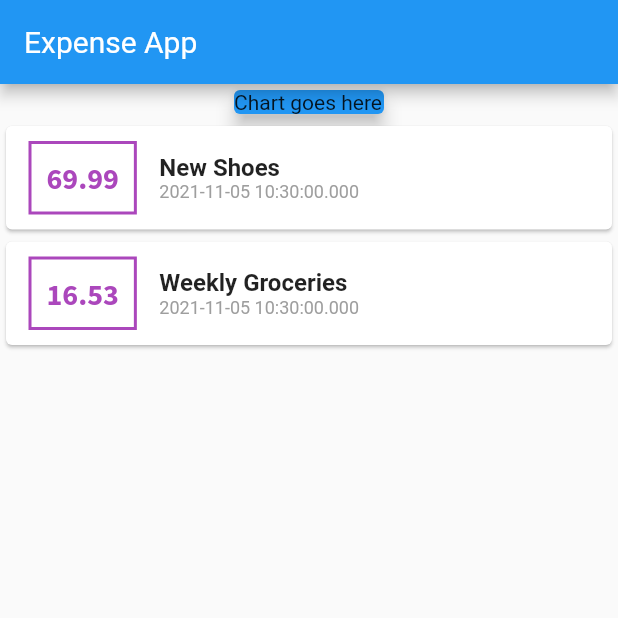
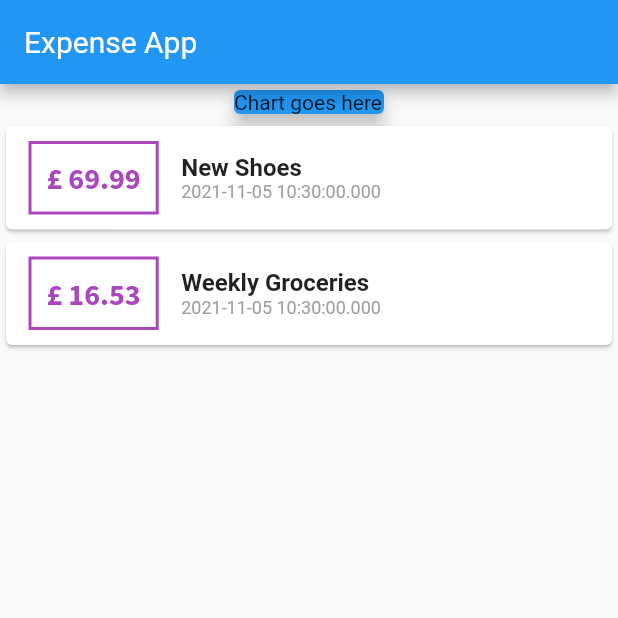
Before and after one commit to alexmisnovs/expense_tracker, a Flutter app: the screen it shows after launch, on a phone screen of 412 x 824 dp, the top half of it. Run offline on Flutter 3.47's test engine with Material 2 defaults, Android fonts, the phone set to English and light mode, and no system bars.

```diff
--- a/lib/main.dart
+++ b/lib/main.dart
@@ -60,7 +60,8 @@ class MyHomePage extends StatelessWidget {
                   )),
                   padding: EdgeInsets.all(10),
                   child: Text(
-                    transaction.amount.toString(),
+                    // '\$${transaction.amount}', // dollars
+                    '£ ${transaction.amount}', // pounds
                     style: TextStyle(
                       fontFamily: 'Source Sans Pro',
                       fontWeight: FontWeight.bold,
```
